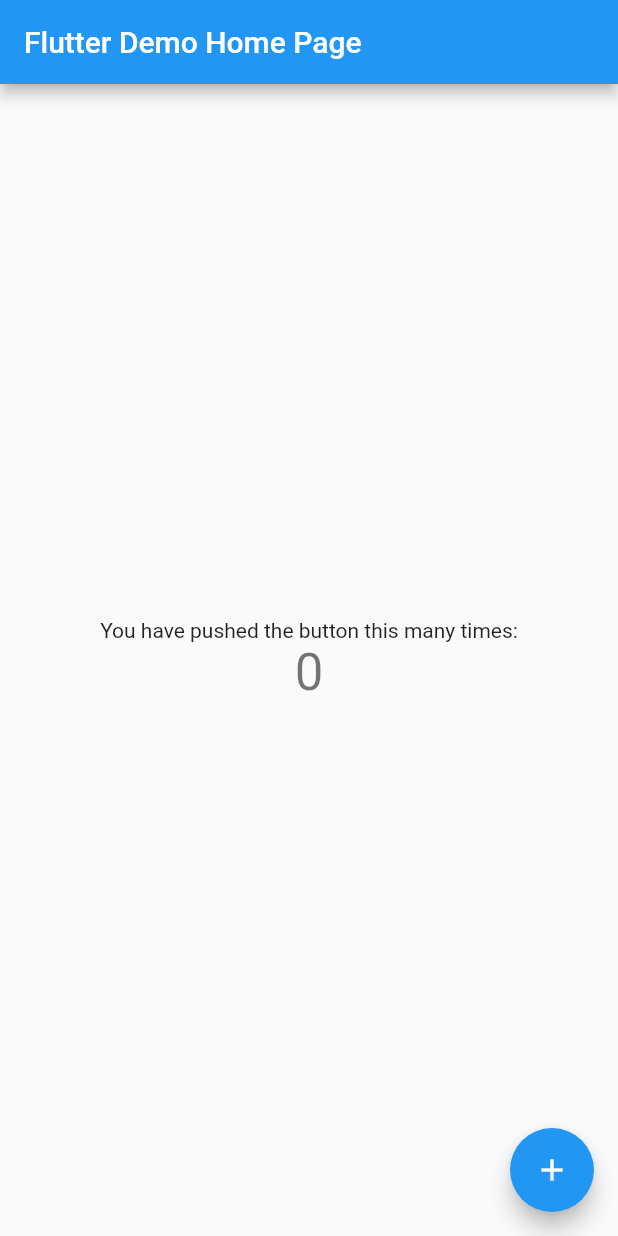
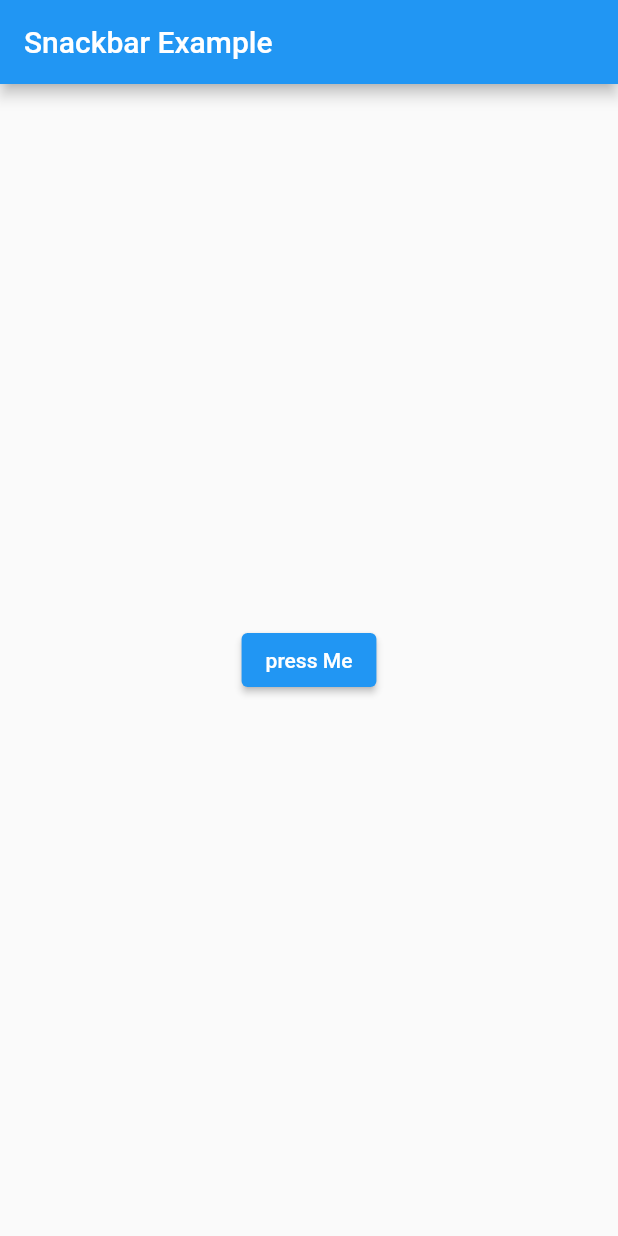
Before and after one commit to SanskarModi22/Flutter_GetX, a Flutter app: the screen it shows after launch, on a phone screen of 412 x 824 dp. Run offline on Flutter 3.47's test engine with Material 2 defaults, Android fonts, the phone set to English and light mode, and no system bars; our stand-ins replace get.

Commit message:
SnackBar

```diff
--- a/lib/main.dart
+++ b/lib/main.dart
@@ -1,4 +1,6 @@
 import 'package:flutter/material.dart';
+import 'package:flutter_getx/snackbar.dart';
+import 'package:get/get.dart';
 
 void main() {
   runApp(const MyApp());
@@ -10,106 +12,13 @@ class MyApp extends StatelessWidget {
   // This widget is the root of your application.
   @override
   Widget build(BuildContext context) {
-    return MaterialApp(
+    return GetMaterialApp(
       title: 'Flutter Demo',
       theme: ThemeData(
-        // This is the theme of your application.
-        //
-        // Try running your application with "flutter run". You'll see the
-        // application has a blue toolbar. Then, without quitting the app, try
-        // changing the primarySwatch below to Colors.green and then invoke
-        // "hot reload" (press "r" in the console where you ran "flutter run",
-        // or simply save your changes to "hot reload" in a Flutter IDE).
-        // Notice that the counter didn't reset back to zero; the application
-        // is not restarted.
+
         primarySwatch: Colors.blue,
       ),
-      home: const MyHomePage(title: 'Flutter Demo Home Page'),
+      home: snackBar(),
     );
   }
 }
-
-class MyHomePage extends StatefulWidget {
-  const MyHomePage({Key? key, required this.title}) : super(key: key);
-
-  // This widget is the home page of your application. It is stateful, meaning
-  // that it has a State object (defined below) that contains fields that affect
-  // how it looks.
-
-  // This class is the configuration for the state. It holds the values (in this
-  // case the title) provided by the parent (in this case the App widget) and
-  // used by the build method of the State. Fields in a Widget subclass are
-  // always marked "final".
-
-  final String title;
-
-  @override
-  State<MyHomePage> createState() => _MyHomePageState();
-}
-
-class _MyHomePageState extends State<MyHomePage> {
-  int _counter = 0;
-
-  void _incrementCounter() {
-    setState(() {
-      // This call to setState tells the Flutter framework that something has
-      // changed in this State, which causes it to rerun the build method below
-      // so that the display can reflect the updated values. If we changed
-      // _counter without calling setState(), then the build method would not be
-      // called again, and so nothing would appear to happen.
-      _counter++;
-    });
-  }
-
-  @override
-  Widget build(BuildContext context) {
-    // This method is rerun every time setState is called, for instance as done
-    // by the _incrementCounter method above.
-    //
-    // The Flutter framework has been optimized to make rerunning build methods
-    // fast, so that you can just rebuild anything that needs updating rather
-    // than having to individually change instances of widgets.
-    return Scaffold(
-      appBar: AppBar(
-        // Here we take the value from the MyHomePage object that was created by
-        // the App.build method, and use it to set our appbar title.
-        title: Text(widget.title),
-      ),
-      body: Center(
-        // Center is a layout widget. It takes a single child and positions it
-        // in the middle of the parent.
-        child: Column(
-          // Column is also a layout widget. It takes a list of children and
-          // arranges them vertically. By default, it sizes itself to fit its
-          // children horizontally, and tries to be as tall as its parent.
-          //
-          // Invoke "debug painting" (press "p" in the console, choose the
-          // "Toggle Debug Paint" action from the Flutter Inspector in Android
-          // Studio, or the "Toggle Debug Paint" command in Visual Studio Code)
-          // to see the wireframe for each widget.
-          //
-          // Column has various properties to control how it sizes itself and
-          // how it positions its children. Here we use mainAxisAlignment to
-          // center the children vertically; the main axis here is the vertical
-          // axis because Columns are vertical (the cross axis would be
-          // horizontal).
-          mainAxisAlignment: MainAxisAlignment.center,
-          children: <Widget>[
-            const Text(
-              'You have pushed the button this many times:',
-            ),
-            Text(
-              '$_counter',
-              style: Theme.of(context).textTheme.headline4,
-            ),
-          ],
-        ),
-      ),
-      floatingActionButton: FloatingActionButton(
-        onPressed: _incrementCounter,
-        tooltip: 'Increment',
-        child: const Icon(Icons.add),
-      ), // This trailing comma makes auto-formatting nicer for build methods.
-    );
-  }
-}
--- /dev/null
+++ b/lib/snackbar.dart
@@ -0,0 +1,30 @@
+import 'package:flutter/material.dart';
+import 'package:get/get.dart';
+class snackBar extends StatelessWidget {
+  const snackBar({Key? key}) : super(key: key);
+
+  @override
+  Widget build(BuildContext context) {
+    return Scaffold(
+      appBar: AppBar(
+        title: Text("Snackbar Example"),
+      ),
+      body: Center(
+        child: Container(
+          child: ElevatedButton(
+            child: Text("press Me"),
+            onPressed: (){
+              Get.snackbar(
+                "Hello","Sanskar Modi welcomes you",
+                backgroundColor: Colors.pinkAccent,
+                snackPosition: SnackPosition.BOTTOM,
+                dismissDirection: SnackDismissDirection.HORIZONTAL,
+
+              );
+            },
+          ),
+        ),
+      ),
+    );
+  }
+}
```
